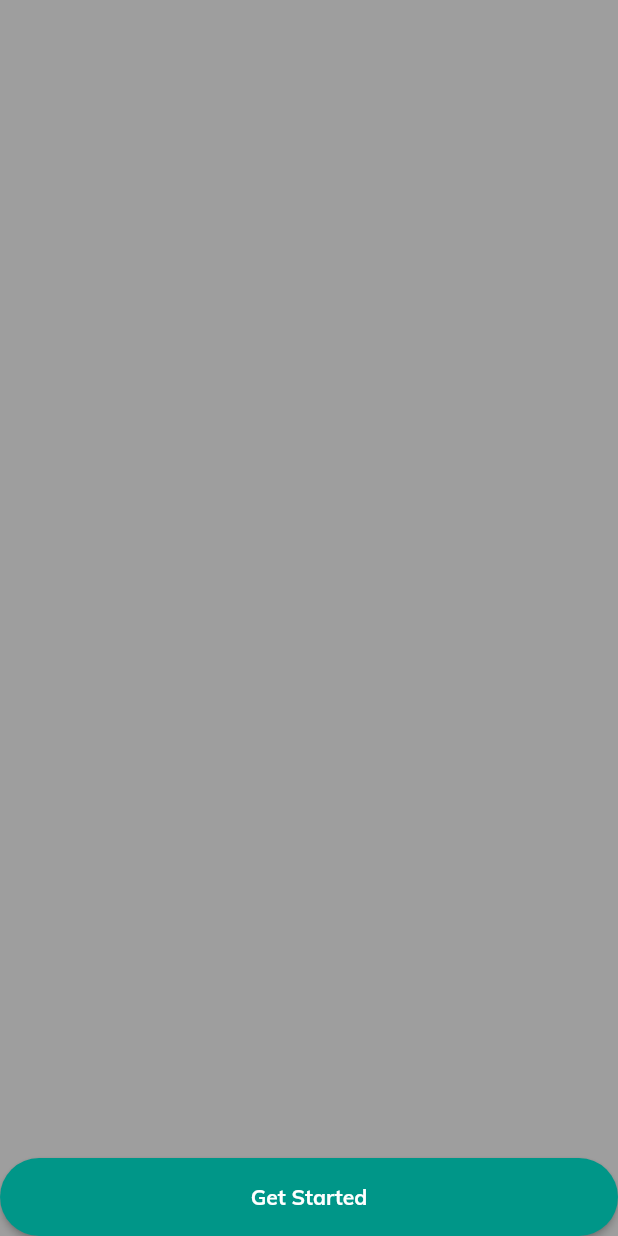
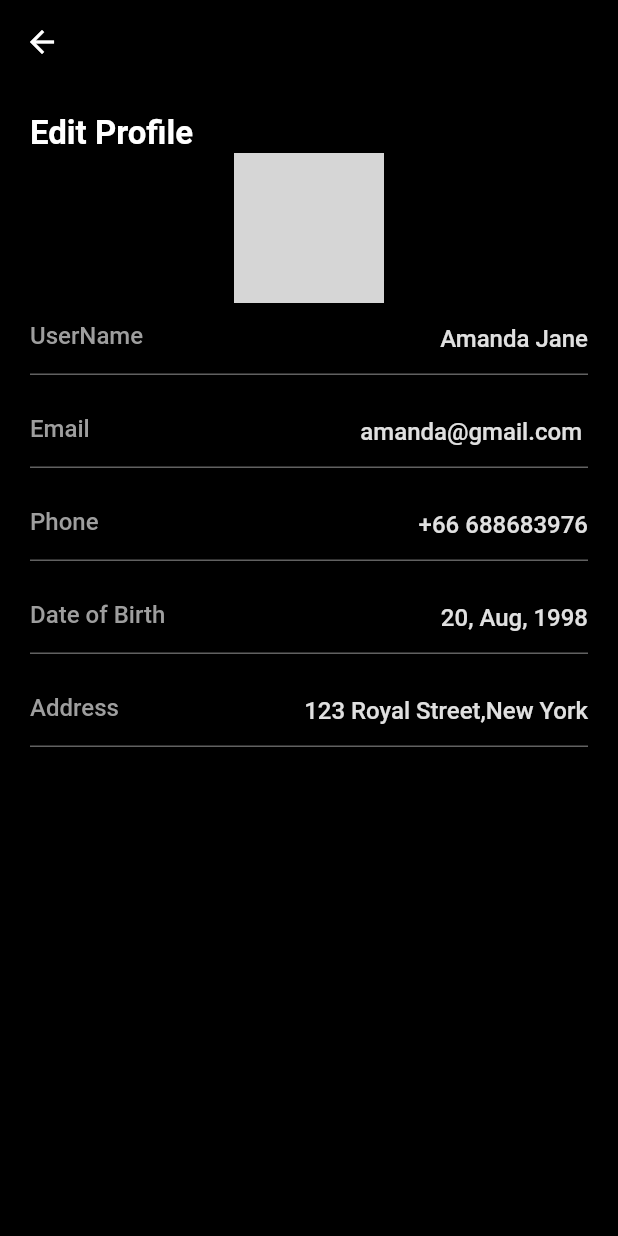
Before and after one commit to SamarAbdulaziz/algoriza_booking_app, a Flutter app: the screen it shows after launch, on a phone screen of 412 x 824 dp. Run offline on Flutter 3.47's test engine with Material 2 defaults, Android fonts, the phone set to English and light mode, and no system bars; our stand-ins replace bloc, dartz, dio, equatable, flutter_bloc, font_awesome_flutter and 3 more; network calls fail; grey boxes are pictures that could not be loaded.

Commit message:
create edit profile screen

```diff
--- a/lib/config/routes/app_routes.dart
+++ b/lib/config/routes/app_routes.dart
@@ -1,7 +1,9 @@
 import 'package:algoriza_booking_app/core/utiles/app_strings.dart';
+import 'package:algoriza_booking_app/feature/auth/presentaion/screens/edit_profile_screen.dart';
 import 'package:algoriza_booking_app/feature/auth/presentaion/screens/get_started_screen.dart';
 import 'package:algoriza_booking_app/feature/auth/presentaion/screens/login_screen.dart';
 import 'package:algoriza_booking_app/feature/auth/presentaion/screens/onboarding_screen.dart';
+import 'package:algoriza_booking_app/feature/auth/presentaion/screens/profile_screen.dart';
 import 'package:algoriza_booking_app/feature/auth/presentaion/screens/register_screen.dart';
 import 'package:flutter/material.dart';
 import 'package:flutter_bloc/flutter_bloc.dart';
@@ -24,7 +26,7 @@ class AppRoutes {
         return MaterialPageRoute(
           builder: (context) => BlocProvider<AuthenticationCubit>(
             create: (context) => sl<AuthenticationCubit>(),
-            child: const GetStartedScreen(),
+            child: const EditProfileScreen(),
           ),
         );
 
--- a/lib/feature/auth/presentaion/components/login_button.dart
+++ b/lib/feature/auth/presentaion/components/login_button.dart
@@ -40,7 +40,7 @@ class DefaultButton extends StatelessWidget {
 
         ),
         style: ElevatedButton.styleFrom(
-            backgroundColor: buttoncolor,
+            primary: buttoncolor,
             shape: RoundedRectangleBorder(
                 borderRadius: BorderRadius.circular(circularRadius)
             )
--- /dev/null
+++ b/lib/feature/auth/presentaion/components/text_form_field_profile_edit.dart
@@ -0,0 +1,40 @@
+import 'package:flutter/material.dart';
+
+class TextFormFieldProfileEdit extends StatelessWidget {
+  String hintTitle;
+  String suffixTitle;
+
+   TextFormFieldProfileEdit({required this.hintTitle,required this.suffixTitle});
+
+  @override
+  Widget build(BuildContext context) {
+    return Column(
+      children: [
+        TextFormField(
+          style: TextStyle(color: Colors.white),
+          decoration: InputDecoration(
+            hintText: hintTitle,
+            hintStyle: TextStyle(
+                color: Colors.grey.shade500,
+                fontSize: 16,
+                fontWeight: FontWeight.w500),
+            suffixIcon:Padding(
+              padding: const EdgeInsets.only(top: 14.0),
+              child: Text(suffixTitle,style:TextStyle(
+                  color: Colors.grey.shade300,
+                  fontSize: 16,
+                  fontWeight: FontWeight.w500) ,),
+            ),
+            enabledBorder: UnderlineInputBorder(
+              borderSide: BorderSide(color: Colors.grey.shade700),
+            ),
+            focusedBorder: UnderlineInputBorder(
+              borderSide: BorderSide(color: Colors.grey),
+            ),
+          ),
+        ),
+        const SizedBox(height: 14,),
+      ],
+    );
+  }
+}
--- /dev/null
+++ b/lib/feature/auth/presentaion/screens/edit_profile_screen.dart
@@ -0,0 +1,22 @@
+import 'package:algoriza_booking_app/feature/auth/presentaion/screens/edit_profile_widget.dart';
+import 'package:flutter/material.dart';
+
+class EditProfileScreen extends StatelessWidget {
+  static const String routeName = 'Edit Profile Screen';
+
+  const EditProfileScreen({Key? key}) : super(key: key);
+
+  @override
+  Widget build(BuildContext context) {
+    return Scaffold(
+      backgroundColor: Colors.black,
+      appBar: AppBar(
+        leading: const Icon(
+          Icons.arrow_back,
+          color: Colors.white,
+        ),
+      ),
+      body: const EditProfileWidget(),
+    );
+  }
+}
--- /dev/null
+++ b/lib/feature/auth/presentaion/screens/edit_profile_widget.dart
@@ -0,0 +1,56 @@
+import 'package:algoriza_booking_app/feature/auth/presentaion/components/text_form_field_profile_edit.dart';
+import 'package:flutter/material.dart';
+
+class EditProfileWidget extends StatelessWidget {
+  const EditProfileWidget({Key? key}) : super(key: key);
+
+  @override
+  Widget build(BuildContext context) {
+    return Container(
+      padding: EdgeInsets.all(20),
+      child: SingleChildScrollView(
+        child: Column(
+          crossAxisAlignment: CrossAxisAlignment.stretch,
+          children: [
+            Text(
+              'Edit Profile',
+              style: TextStyle(
+                  color: Colors.white, fontSize: 22, fontWeight: FontWeight.w700),
+            ),
+            Center(
+              child: Stack(
+                alignment: AlignmentDirectional.bottomEnd,
+                children: [
+                  CircleAvatar(
+                    radius: 50,
+                    backgroundImage: NetworkImage(
+                        'https://image.tmdb.org/t/p/original/aJmRnDlGqO76hwDzPeg9QnyVmEk.jpg'),
+                    backgroundColor: Colors.transparent,
+                  ),
+                  CircleAvatar(
+                      radius: 15,
+                      backgroundColor: Colors.teal.shade200,
+                      child: Icon(
+                        Icons.camera_alt,
+                        size: 17,
+                        color: Colors.black,
+                      ))
+                ],
+              ),
+            ),
+            TextFormFieldProfileEdit(
+                hintTitle:  'UserName', suffixTitle: 'Amanda Jane'),
+            TextFormFieldProfileEdit(
+                hintTitle:  'Email', suffixTitle: 'amanda@gmail.com '),
+            TextFormFieldProfileEdit(
+                hintTitle:  'Phone', suffixTitle: '+66 688683976'),
+            TextFormFieldProfileEdit(
+                hintTitle:  'Date of Birth', suffixTitle: '20, Aug, 1998'),
+            TextFormFieldProfileEdit(
+                hintTitle:  'Address', suffixTitle: '123 Royal Street,New York'),
+          ],
+        ),
+      ),
+    );
+  }
+}
```
Also changed, not shown: lib/feature/auth/data/models/profile_info_model.dart (added, +22 -0 lines), lib/feature/auth/domain/entities/profile-info.dart (added, +12 -0 lines), lib/feature/auth/presentaion/components/text_form_field_profile.dart (added, +34 -0 lines), lib/feature/auth/presentaion/screens/profile_screen.dart (added, +13 -0 lines), lib/feature/auth/presentaion/screens/profile_widget.dart (added, +83 -0 lines), pubspec.lock.
